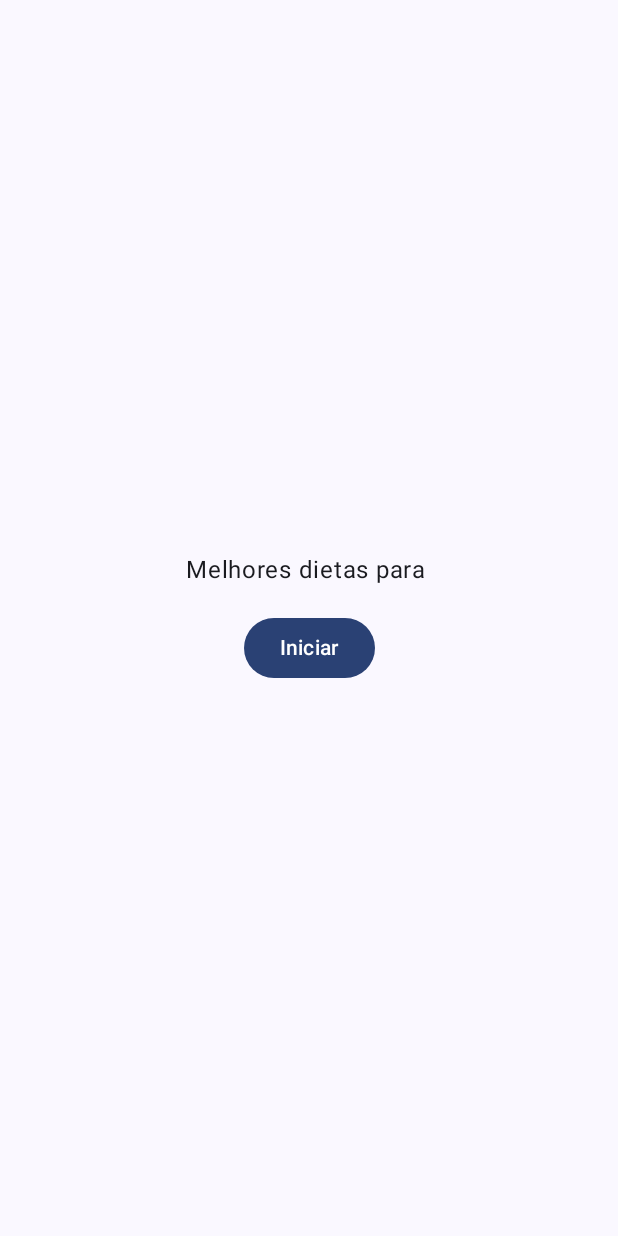
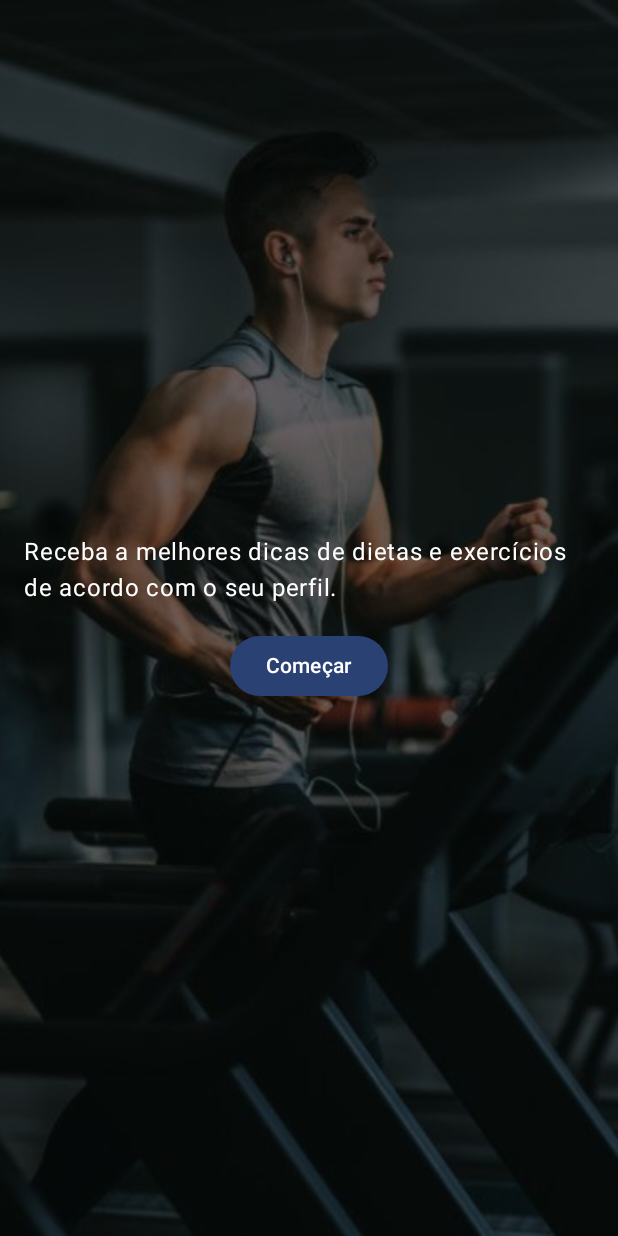
Before and after one commit to caamag/App-Facul, an Android app built with Jetpack Compose: the screen it shows after launch (MainActivity), on a phone screen of 412 x 824 dp. Run offline under Robolectric (Android 15) with nearby library versions, the phone set to English and light mode, and no system bars.

Commit message:
finalizando tela inicial

```diff
--- a/app/src/main/java/br/com/caio/myApp/MainActivity.kt
+++ b/app/src/main/java/br/com/caio/myApp/MainActivity.kt
@@ -4,18 +4,20 @@ import android.os.Bundle
 import androidx.activity.ComponentActivity
 import androidx.activity.compose.setContent
 import androidx.activity.enableEdgeToEdge
-import androidx.compose.foundation.layout.fillMaxSize
-import androidx.compose.foundation.layout.padding
-import androidx.compose.material3.Scaffold
-import androidx.compose.material3.Text
+import androidx.compose.foundation.Image
+import androidx.compose.foundation.layout.*
+import androidx.compose.foundation.shape.RoundedCornerShape
+import androidx.compose.material3.*
 import androidx.compose.runtime.Composable
+import androidx.compose.ui.Alignment
 import androidx.compose.ui.Modifier
+import androidx.compose.ui.graphics.Color
+import androidx.compose.ui.layout.ContentScale
+import androidx.compose.ui.res.painterResource
 import androidx.compose.ui.tooling.preview.Preview
+import androidx.compose.ui.unit.dp
 import br.com.caio.myApp.ui.theme.MyApplicationTheme
-import androidx.compose.foundation.layout.*
-import androidx.compose.material3.Button
-import androidx.compose.ui.unit.dp
-import androidx.compose.ui.Alignment
+import br.com.caio.myApp.R
 
 class MainActivity : ComponentActivity() {
     override fun onCreate(savedInstanceState: Bundle?) {
@@ -23,7 +25,7 @@ class MainActivity : ComponentActivity() {
         enableEdgeToEdge()
         setContent {
             MyApplicationTheme {
-                Scaffold( modifier = Modifier.fillMaxSize() ) { innerPadding ->
+                Scaffold(modifier = Modifier.fillMaxSize()) { innerPadding ->
                     MainScreen(modifier = Modifier.padding(innerPadding))
                 }
             }
@@ -32,20 +34,35 @@ class MainActivity : ComponentActivity() {
 }
 
 @Composable
-fun MainScreen(modifier: Modifier = Modifier){
-    Column (
+fun MainScreen(modifier: Modifier = Modifier) {
+    Box(
         modifier = modifier
             .fillMaxSize()
-            .padding(16.dp),
-        verticalArrangement = Arrangement.Center,
-        horizontalAlignment = Alignment.CenterHorizontally
-    ){
-        Text(
-            text = "Melhores dietas para ",
-            modifier = Modifier.padding(bottom = 16.dp)
+    ) {
+        Image(
+            painter = painterResource(id = R.drawable.background_image),
+            contentDescription = null,
+            contentScale = ContentScale.Crop,
+            modifier = Modifier.fillMaxSize()
         )
-        Button(onClick = { /* TODO: Handle button click */ }) {
-            Text(text = "Iniciar")
+        Column(
+            modifier = Modifier
+                .fillMaxSize()
+                .padding(16.dp),
+            verticalArrangement = Arrangement.Center,
+            horizontalAlignment = Alignment.CenterHorizontally
+        ) {
+            Text(
+                text = "Receba a melhores dicas de dietas e exercícios de acordo com o seu perfil.",
+                modifier = Modifier.padding(bottom = 16.dp),
+                color = Color.White
+            )
+            Button(
+                onClick = { /* TODO: Handle button click */ },
+                shape = RoundedCornerShape(50)
+            ) {
+                Text(text = "Começar")
+            }
         }
     }
 }
```
Also changed, not shown: app/src/main/res/drawable/background_image.jpeg (added).
